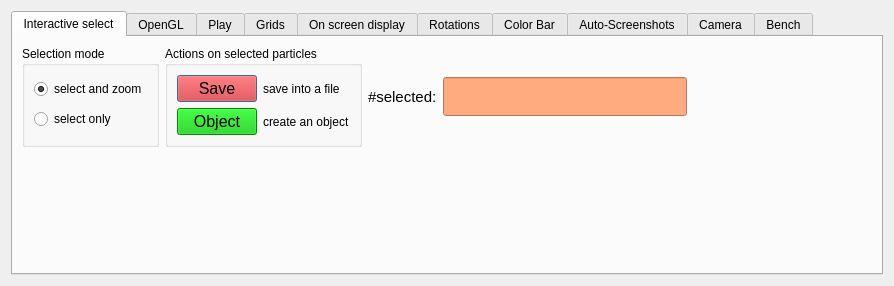
Qt form src/formoptions.ui (jcldc/glnemo2) before a commit.
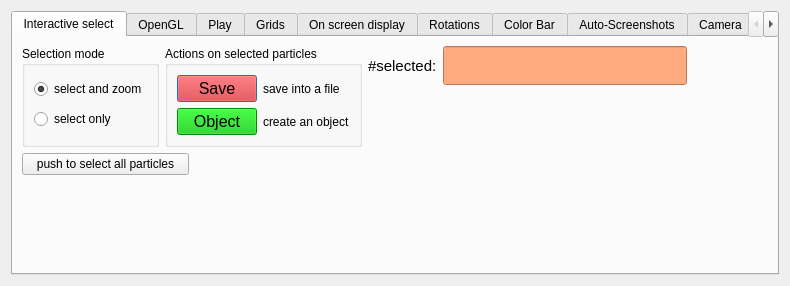
The same form after that commit. The open tabs and pages were chosen to show the change. Icons and pictures are not drawn.

Patch:
```diff
--- a/src/formoptions.ui
+++ b/src/formoptions.ui
@@ -9,7 +9,7 @@
    <rect>
     <x>0</x>
     <y>0</y>
-    <width>894</width>
+    <width>790</width>
     <height>286</height>
    </rect>
   </property>
@@ -25,14 +25,14 @@
    <item row="0" column="0">
     <widget class="QTabWidget" name="options_dialog">
      <property name="currentIndex">
-      <number>4</number>
+      <number>1</number>
      </property>
      <widget class="QWidget" name="tab_i_select">
       <attribute name="title">
        <string>Interactive select</string>
       </attribute>
       <layout class="QGridLayout" name="gridLayout_6">
-       <item row="0" column="0">
+       <item row="0" column="0" rowspan="2" colspan="2">
         <layout class="QHBoxLayout" name="horizontalLayout_12">
          <item>
           <widget class="QGroupBox" name="groupBox">
@@ -951,7 +951,7 @@
          </item>
         </layout>
        </item>
-       <item row="0" column="1">
+       <item row="0" column="2">
         <layout class="QHBoxLayout" name="horizontalLayout_11">
          <item>
           <widget class="QLabel" name="label_2">
@@ -1403,7 +1403,30 @@
          </item>
         </layout>
        </item>
-       <item row="0" column="2">
+       <item row="2" column="0">
+        <widget class="QPushButton" name="button_sel_all_part">
+         <property name="text">
+          <string>push to select all particles</string>
+         </property>
+        </widget>
+       </item>
+       <item row="3" column="2">
+        <spacer name="verticalSpacer_20">
+         <property name="orientation">
+          <enum>Qt::Vertical</enum>
+         </property>
+         <property name="sizeType">
+          <enum>QSizePolicy::MinimumExpanding</enum>
+         </property>
+         <property name="sizeHint" stdset="0">
+          <size>
+           <width>20</width>
+           <height>40</height>
+          </size>
+         </property>
+        </spacer>
+       </item>
+       <item row="1" column="2" colspan="2">
         <spacer name="horizontalSpacer">
          <property name="orientation">
           <enum>Qt::Horizontal</enum>
@@ -1416,7 +1439,20 @@
          </property>
         </spacer>
        </item>
-       <item row="1" column="0">
+       <item row="2" column="1" colspan="3">
+        <spacer name="horizontalSpacer_19">
+         <property name="orientation">
+          <enum>Qt::Horizontal</enum>
+         </property>
+         <property name="sizeHint" stdset="0">
+          <size>
+           <width>661</width>
+           <height>20</height>
+          </size>
+         </property>
+        </spacer>
+       </item>
+       <item row="3" column="0">
         <spacer name="verticalSpacer_6">
          <property name="orientation">
           <enum>Qt::Vertical</enum>
@@ -1432,18 +1468,15 @@
          </property>
         </spacer>
        </item>
-       <item row="1" column="1">
-        <spacer name="verticalSpacer_20">
+       <item row="0" column="3">
+        <spacer name="horizontalSpacer_20">
          <property name="orientation">
-          <enum>Qt::Vertical</enum>
-         </property>
-         <property name="sizeType">
-          <enum>QSizePolicy::MinimumExpanding</enum>
+          <enum>Qt::Horizontal</enum>
          </property>
          <property name="sizeHint" stdset="0">
           <size>
-           <width>20</width>
-           <height>40</height>
+           <width>40</width>
+           <height>20</height>
           </size>
          </property>
         </spacer>
@@ -1454,7 +1487,7 @@
       <attribute name="title">
        <string>OpenGL</string>
       </attribute>
-      <layout class="QGridLayout" name="gridLayout_37">
+      <layout class="QGridLayout" name="gridLayout_23">
        <item row="0" column="0">
         <widget class="QGroupBox" name="groupBox_23">
          <property name="title">
@@ -1483,7 +1516,7 @@
          <property name="title">
           <string>3D axis</string>
          </property>
-         <layout class="QGridLayout" name="gridLayout_27">
+         <layout class="QGridLayout" name="gridLayout_37">
           <item row="0" column="0">
            <widget class="QCheckBox" name="show_3daxis">
             <property name="toolTip">
@@ -1499,7 +1532,7 @@
             <property name="title">
              <string>Location</string>
             </property>
-            <layout class="QGridLayout" name="gridLayout_23">
+            <layout class="QGridLayout" name="gridLayout_27">
              <item row="0" column="0">
               <widget class="QRadioButton" name="axis_bottom">
                <property name="toolTip">
@@ -1536,9 +1569,35 @@
             </property>
            </widget>
           </item>
-          <item row="2" column="1">
+          <item row="2" column="1" rowspan="2" colspan="2">
            <widget class="QDial" name="axis_dial"/>
           </item>
+          <item row="3" column="0" rowspan="2">
+           <spacer name="verticalSpacer_29">
+            <property name="orientation">
+             <enum>Qt::Vertical</enum>
+            </property>
+            <property name="sizeHint" stdset="0">
+             <size>
+              <width>20</width>
+              <height>53</height>
+             </size>
+            </property>
+           </spacer>
+          </item>
+          <item row="4" column="2">
+           <spacer name="verticalSpacer_30">
+            <property name="orientation">
+             <enum>Qt::Vertical</enum>
+            </property>
+            <property name="sizeHint" stdset="0">
+             <size>
+              <width>20</width>
+              <height>6</height>
+             </size>
+            </property>
+           </spacer>
+          </item>
          </layout>
         </widget>
        </item>
```
